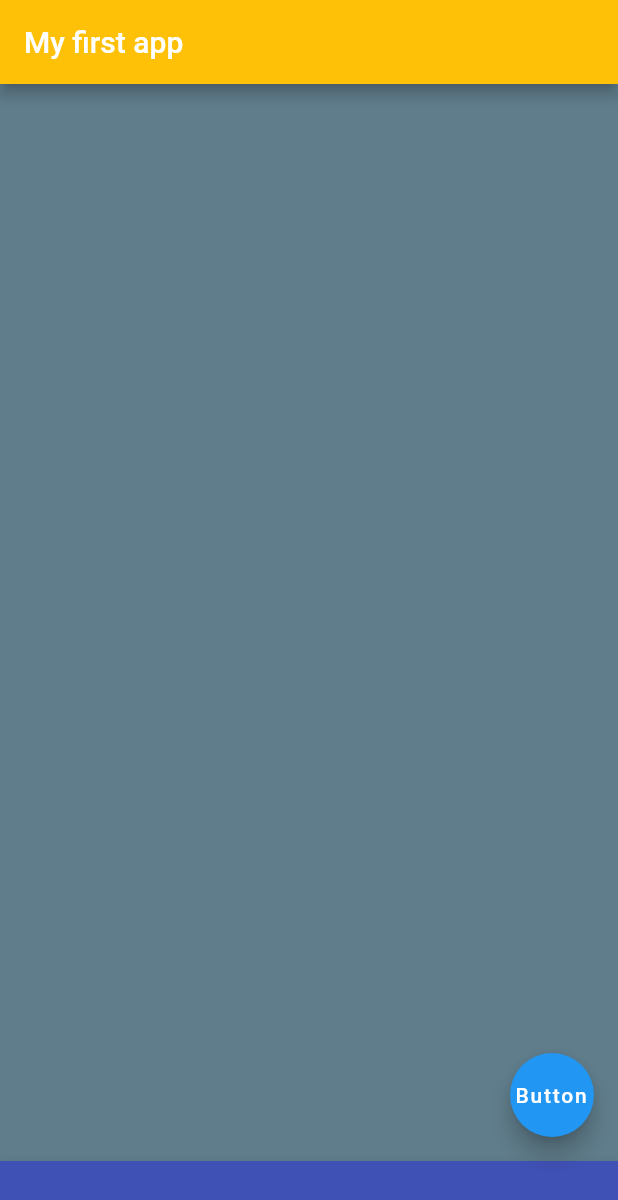
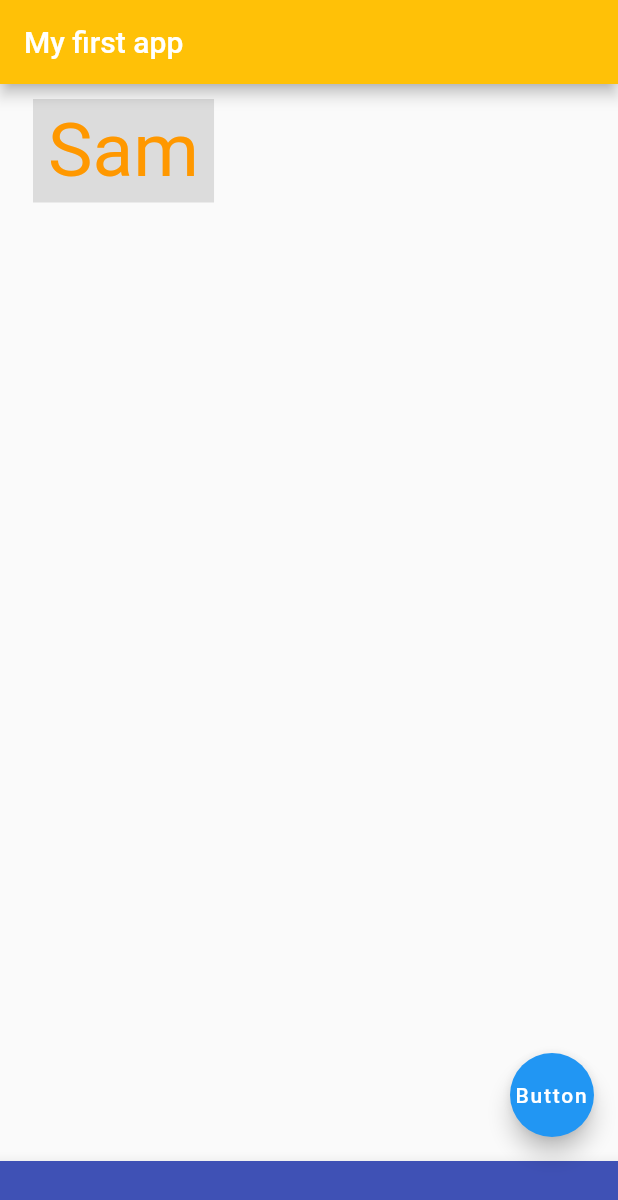
Before and after one commit to safeer-maker/Palying-with-flutter, a Flutter app: the screen it shows after launch, on a phone screen of 412 x 824 dp. Shown: the top 1200 px of the screen. Run offline on Flutter 3.47's test engine with Material 2 defaults, Android fonts, the phone set to English and light mode, and no system bars.

Commit message:
tutorial 10 completed

```diff
--- a/futter_tutuiral_doc/lib/main.dart
+++ b/futter_tutuiral_doc/lib/main.dart
@@ -23,8 +23,24 @@ class home extends StatelessWidget {
         //),
       ),
       body: Container(
-        color: Colors.blueGrey,
+        padding: EdgeInsets.symmetric( horizontal: 10.0, vertical: 5.0),
+        margin: EdgeInsets.fromLTRB( 22,  10.0,  2.0,  30.0),
+      //  alignment: Alignment.centerLeft,
+      //  height:90.0 ,
+      //  width: 100.0,
+
+        color: Colors.black12,
+        child: Text(
+          "Sam",
+          style: TextStyle(
+            color: Colors.orange,
+            fontSize: 50.0
+          ),
+
+        ),
+
       ),
+
       bottomNavigationBar: BottomAppBar(
         child: Container(
           color: Colors.indigo,
@@ -36,6 +52,9 @@ class home extends StatelessWidget {
         child: Text(
           "Button",
           textAlign: TextAlign.center,
+          style: TextStyle(
+            color: Colors.white
+          ),
         ),
       ),
     );
--- a/futter_tutuiral_doc/pubspec.yaml
+++ b/futter_tutuiral_doc/pubspec.yaml
@@ -45,9 +45,8 @@ flutter:
   uses-material-design: true
 
   # To add assets to your application, add an assets section, like this:
-  # assets:
-  #   - images/a_dot_burr.jpeg
-  #   - images/a_dot_ham.jpeg
+  assets:
+    - asset/
 
   # An image asset can refer to one or more resolution-specific "variants", see
   # https://flutter.dev/assets-and-images/#resolution-aware.
```
Also changed, not shown: futter_tutuiral_doc/asset/img1.jpg (added), futter_tutuiral_doc/asset/img2.jpg (added), futter_tutuiral_doc/asset/img3.jpg (added).
